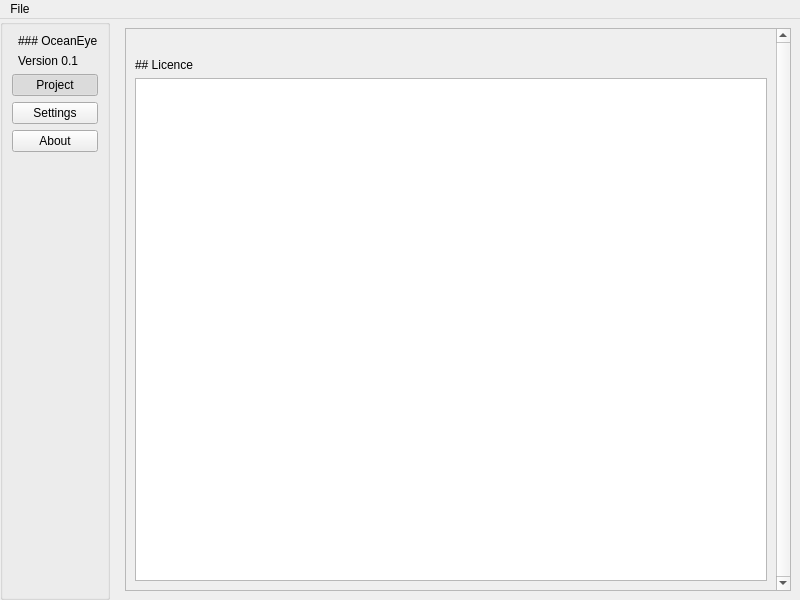
Qt form src/core/welcomewindow.ui (OceanEye-Project/OceanEye-QT) before a commit.
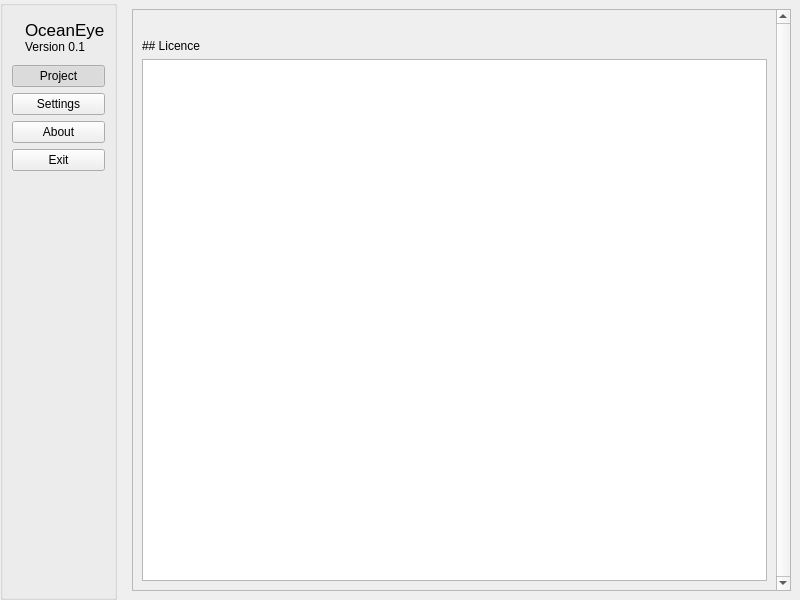
The same form after that commit. The open tabs and pages were chosen to show the change. Icons and pictures are not drawn.

Diff of the .ui file:
```diff
--- a/src/core/welcomewindow.ui
+++ b/src/core/welcomewindow.ui
@@ -70,8 +70,14 @@
              <verstretch>0</verstretch>
             </sizepolicy>
            </property>
+           <property name="maximumSize">
+            <size>
+             <width>50</width>
+             <height>50</height>
+            </size>
+           </property>
            <property name="text">
-            <string>&lt;html&gt;&lt;head/&gt;&lt;body&gt;&lt;p&gt;&lt;img src=&quot;:/logo.png&quot; width=&quot;40&quot;/&gt;&lt;/p&gt;&lt;/body&gt;&lt;/html&gt;</string>
+            <string/>
            </property>
            <property name="textFormat">
             <enum>Qt::TextFormat::RichText</enum>
@@ -83,19 +89,31 @@
          </item>
          <item>
           <layout class="QVBoxLayout" name="verticalLayout_3">
+           <property name="spacing">
+            <number>0</number>
+           </property>
            <property name="leftMargin">
             <number>0</number>
            </property>
            <property name="topMargin">
-            <number>0</number>
+            <number>5</number>
+           </property>
+           <property name="bottomMargin">
+            <number>5</number>
            </property>
            <item>
             <widget class="QLabel" name="label">
+             <property name="font">
+              <font>
+               <family>Segoe UI</family>
+               <pointsize>13</pointsize>
+              </font>
+             </property>
              <property name="text">
-              <string>### OceanEye</string>
+              <string>OceanEye</string>
              </property>
              <property name="textFormat">
-              <enum>Qt::TextFormat::MarkdownText</enum>
+              <enum>Qt::TextFormat::PlainText</enum>
              </property>
             </widget>
            </item>
@@ -152,6 +170,13 @@
          </property>
         </widget>
        </item>
+       <item>
+        <widget class="QPushButton" name="exitBtn">
+         <property name="text">
+          <string>Exit</string>
+         </property>
+        </widget>
+       </item>
        <item>
         <spacer name="verticalSpacer_3">
          <property name="orientation">
@@ -404,8 +429,8 @@
             <rect>
              <x>0</x>
              <y>0</y>
-             <width>621</width>
-             <height>559</height>
+             <width>88</width>
+             <height>140</height>
             </rect>
            </property>
            <layout class="QVBoxLayout" name="verticalLayout_8">
@@ -465,22 +490,6 @@
     </item>
    </layout>
   </widget>
-  <widget class="QMenuBar" name="menubar">
-   <property name="geometry">
-    <rect>
-     <x>0</x>
-     <y>0</y>
-     <width>800</width>
-     <height>21</height>
-    </rect>
-   </property>
-   <widget class="QMenu" name="menuFile">
-    <property name="title">
-     <string>File</string>
-    </property>
-   </widget>
-   <addaction name="menuFile"/>
-  </widget>
  </widget>
  <resources/>
  <connections/>
```
Left out of the diff: 7 changed lines with no effect on the pictures.
